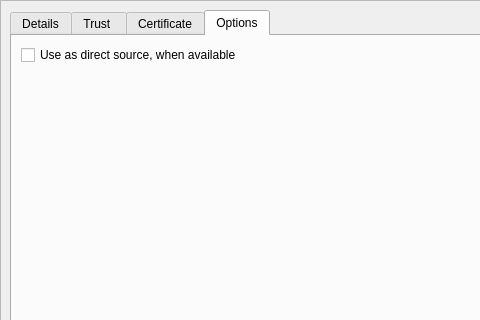
Old version of the form retroshare-gui/src/gui/connect/ConfCertDialog.ui in the repository RetroShare/RetroShare; both pictures show x 0 to 480 and y 0 to 320 of the 635 by 669 pixel window.
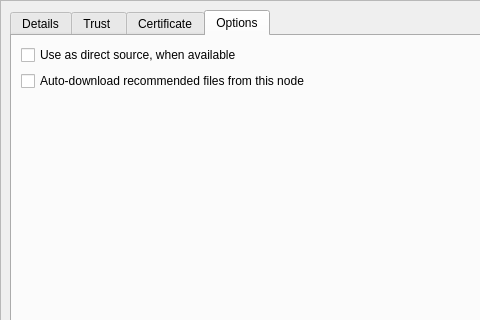
New version of the form. Icons and pictures are not drawn. Custom widgets are drawn as their Qt base class.

Commit message: added new flag to allow peers auto-download recommended files from trusted neighbor nodes, which give the possibility to push data to other nodes

The edit to the form file:
```diff
--- a/retroshare-gui/src/gui/connect/ConfCertDialog.ui
+++ b/retroshare-gui/src/gui/connect/ConfCertDialog.ui
@@ -813,7 +813,7 @@
           <string>Options</string>
          </attribute>
          <layout class="QGridLayout" name="gridLayout">
-          <item row="1" column="0" colspan="2">
+          <item row="2" column="0" colspan="2">
            <spacer name="verticalSpacer_4">
             <property name="orientation">
              <enum>Qt::Vertical</enum>
@@ -836,6 +836,13 @@
             </property>
            </widget>
           </item>
+          <item row="1" column="0">
+           <widget class="QCheckBox" name="_allow_push_CB">
+            <property name="text">
+             <string>Auto-download recommended files from this node</string>
+            </property>
+           </widget>
+          </item>
          </layout>
         </widget>
        </widget>
```
The commit also changes 14 other files.
